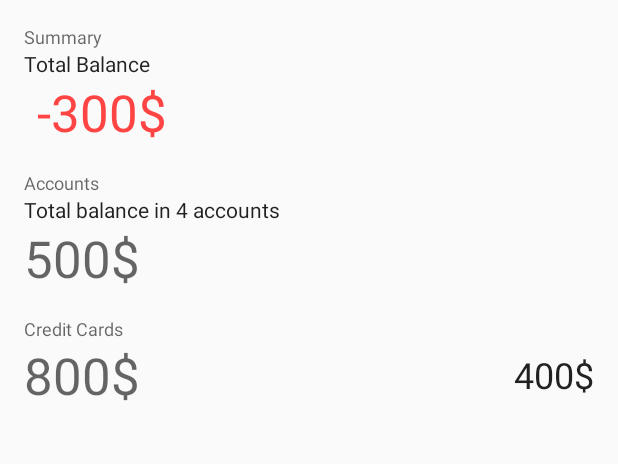
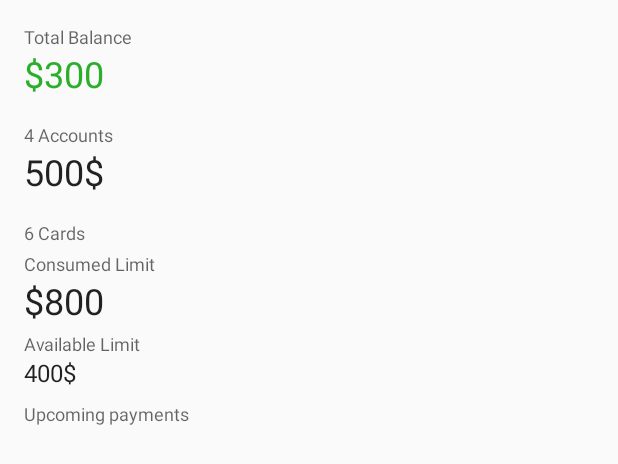
Before and after one commit to zVolt/familyfinance-android, an Android app: the layout fragment_summary.xml on its own in the app's theme, with its tools: preview values and no code run, on a phone screen of 412 x 824 dp. Shown: the top 464 px of the screen. Run offline under Robolectric (Android 15) with nearby library versions, the phone set to English and light mode, and no system bars.

Commit message:
fix: summary content populated, card can genrate and sorted by payment date

```diff
--- a/app/src/main/java/io/github/zkhan93/familyfinance/MainActivity.java
+++ b/app/src/main/java/io/github/zkhan93/familyfinance/MainActivity.java
@@ -301,7 +301,7 @@ public class MainActivity extends AppCompatActivity implements
                     fragment = FragmentMembers.newInstance(familyId, familyModeratorId);
                     break;
                 default: //0 or other
-                    fragment = FragmentSummary.newInstance();
+                    fragment = FragmentSummary.newInstance(familyId);
                     break;
             }
             return fragment;
--- a/app/src/main/res/layout/fragment_summary.xml
+++ b/app/src/main/res/layout/fragment_summary.xml
@@ -3,76 +3,95 @@
     xmlns:tools="http://schemas.android.com/tools"
     android:layout_width="match_parent"
     android:layout_height="match_parent"
-    android:layout_margin="16dp"
     android:orientation="vertical"
+    android:padding="16dp"
     tools:context="io.github.zkhan93.familyfinance.FragmentMembers">
 
     <TextView
         style="@style/TextAppearance.AppCompat.Caption"
         android:layout_width="match_parent"
         android:layout_height="wrap_content"
-        tools:text="Summary"/>
-
-    <TextView
-        style="@style/TextAppearance.AppCompat.Body1"
-        android:layout_width="match_parent"
-        android:layout_height="wrap_content"
-        tools:text="Total Balance"/>
+        android:text="Total Balance"/>
 
     <TextView
         android:id="@+id/grand_total"
-        style="@style/TextAppearance.AppCompat.Display1"
+        style="@style/TextAppearance.AppCompat.Headline"
         android:layout_width="match_parent"
         android:layout_height="wrap_content"
-        android:textColor="@android:color/holo_red_light"
-        tools:text=" -300$"/>
+        android:textColor="@color/md_green_400"
+        tools:text="$300"/>
+
+    <TextView
+        android:id="@+id/account_title"
+        style="@style/TextAppearance.AppCompat.Caption"
+        android:layout_width="match_parent"
+        android:layout_height="wrap_content"
+        android:layout_marginTop="16dp"
+        android:text="@string/title_accounts"
+        tools:text="4 Accounts"/>
+
+    <TextView
+        android:id="@+id/account_total"
+        style="@style/TextAppearance.AppCompat.Headline"
+        android:layout_width="match_parent"
+        android:layout_height="wrap_content"
+        tools:text="500$"/>
+
+    <TextView
+        android:id="@+id/card_title"
+        style="@style/TextAppearance.AppCompat.Caption"
+        android:layout_width="match_parent"
+        android:layout_height="wrap_content"
+        android:layout_marginTop="16dp"
+        android:text="@string/title_ccards"
+        tools:text="6 Cards"
+        />
+
 
     <TextView
         style="@style/TextAppearance.AppCompat.Caption"
         android:layout_width="match_parent"
         android:layout_height="wrap_content"
-        android:layout_marginTop="16dp"
-        tools:text="Accounts"/>
+        android:layout_marginTop="4dp"
+        android:text="Consumed Limit"/>
 
     <TextView
-        style="@style/TextAppearance.AppCompat.Body1"
-        android:layout_width="match_parent"
+        android:id="@+id/consumed_cc_limit"
+        style="@style/TextAppearance.AppCompat.Headline"
+        android:layout_width="wrap_content"
         android:layout_height="wrap_content"
-        tools:text="Total balance in 4 accounts"/>
-
-    <TextView
-        android:id="@+id/account_total"
-        style="@style/TextAppearance.AppCompat.Display1"
-        android:layout_width="match_parent"
-        android:layout_height="wrap_content"
-        tools:text="500$"/>
+        tools:text="$800"/>
 
     <TextView
         style="@style/TextAppearance.AppCompat.Caption"
         android:layout_width="match_parent"
         android:layout_height="wrap_content"
-        android:layout_marginTop="16dp"
-        tools:text="Credit Cards"/>
+        android:layout_marginTop="4dp"
+        android:text="Available Limit"/>
 
-    <LinearLayout
-        android:layout_width="match_parent"
+    <TextView
+        android:id="@+id/remaining_cc_limit"
+        style="@style/TextAppearance.AppCompat.Subhead"
+        android:layout_width="wrap_content"
         android:layout_height="wrap_content"
-        android:gravity="center"
-        android:orientation="horizontal">
+        tools:text="400$"/>
 
-        <TextView
-            android:id="@+id/consumed_cc_limit"
-            style="@style/TextAppearance.AppCompat.Display1"
-            android:layout_width="0dp"
-            android:layout_height="wrap_content"
-            android:layout_weight="1"
-            tools:text="800$"/>
+    <TextView
+        style="@style/TextAppearance.AppCompat.Caption"
+        android:layout_width="wrap_content"
+        android:layout_height="wrap_content"
+        android:layout_marginTop="8dp"
+        android:text="Upcoming payments"/>
 
-        <TextView
-            android:id="@+id/remaining_cc_limit"
-            style="@style/TextAppearance.AppCompat.Headline"
-            android:layout_width="wrap_content"
-            android:layout_height="wrap_content"
-            tools:text="400$"/>
-    </LinearLayout>
+    <include
+        android:id="@+id/next_payment1"
+        layout="@layout/listitem_next_payment"/>
+
+    <include
+        android:id="@+id/next_payment2"
+        layout="@layout/listitem_next_payment"/>
+
+    <include
+        android:id="@+id/next_payment3"
+        layout="@layout/listitem_next_payment"/>
 </LinearLayout>
--- /dev/null
+++ b/app/src/main/res/layout/listitem_next_payment.xml
@@ -0,0 +1,38 @@
+<?xml version="1.0" encoding="utf-8"?>
+<LinearLayout xmlns:android="http://schemas.android.com/apk/res/android"
+              xmlns:tools="http://schemas.android.com/tools"
+              android:layout_width="match_parent"
+              android:layout_height="wrap_content"
+              android:layout_marginTop="8dp"
+              android:orientation="vertical">
+
+    <TextView
+        android:id="@+id/date"
+        style="@style/Base.TextAppearance.AppCompat.Caption"
+        android:layout_width="wrap_content"
+        android:layout_height="wrap_content"
+        tools:text="12 Jan"/>
+
+    <!--<LinearLayout-->
+    <!--android:layout_width="match_parent"-->
+    <!--android:layout_height="wrap_content"-->
+    <!--android:layout_marginTop="4dp"-->
+    <!--android:orientation="horizontal">-->
+
+    <TextView
+        android:id="@+id/amount"
+        style="@style/Base.TextAppearance.AppCompat.Subhead"
+        android:layout_width="wrap_content"
+        android:layout_height="wrap_content"
+        tools:text="$3400"/>
+
+    <TextView
+        android:id="@+id/card_name"
+        style="@style/TextAppearance.AppCompat.Caption"
+        android:layout_width="wrap_content"
+        android:layout_height="wrap_content"
+        tools:text="Sbi Abbu"/>
+
+    <!--</LinearLayout>-->
+
+</LinearLayout>
```
Also changed, not shown: app/src/main/java/io/github/zkhan93/familyfinance/FragmentSummary.java (+138 -17 lines), app/src/main/java/io/github/zkhan93/familyfinance/models/CCard.java (+18 -0 lines).
